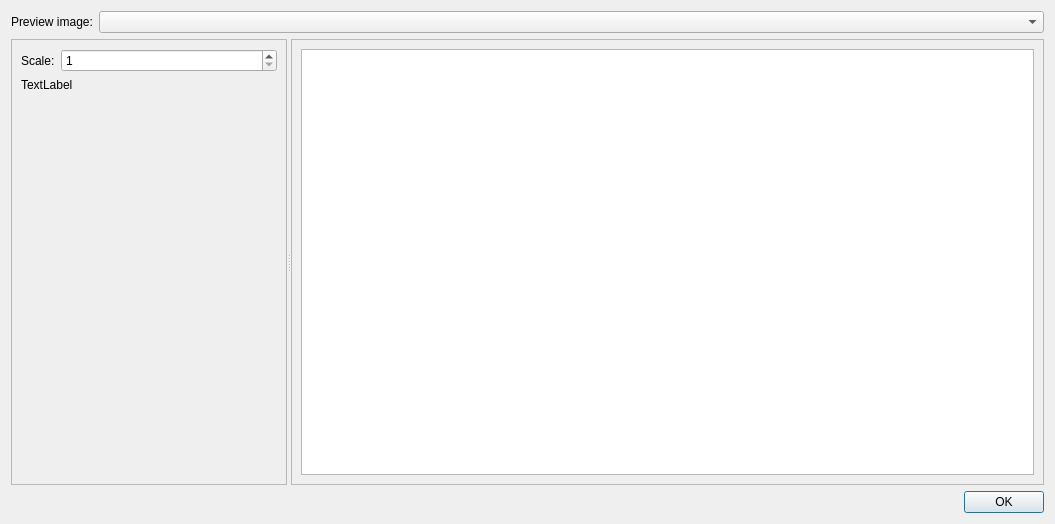
First picture: the form in controls/setup/dialogpreview.ui, repository riuson/lcd-image-converter, before the edit.
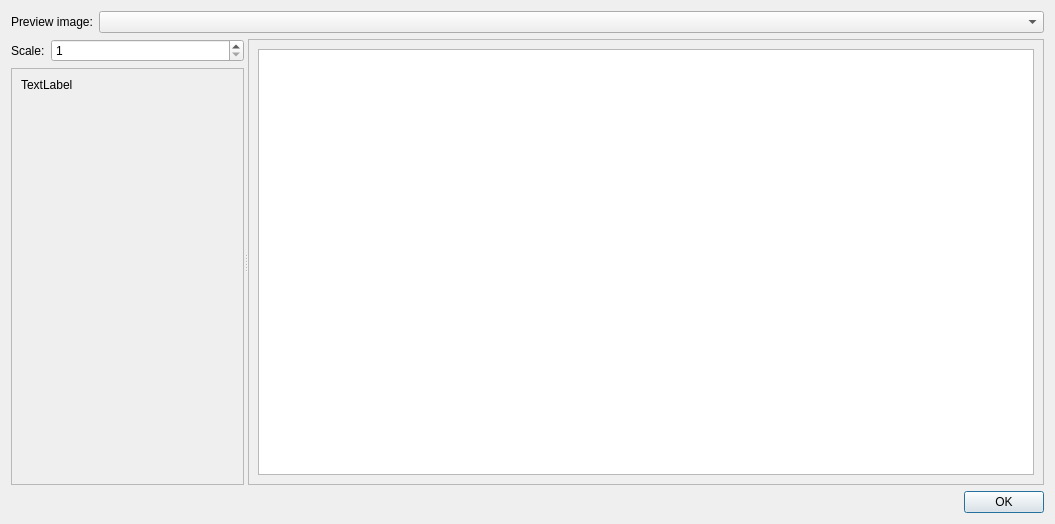
Second picture: the form after the edit.

Patch:
```diff
--- a/controls/setup/dialogpreview.ui
+++ b/controls/setup/dialogpreview.ui
@@ -13,7 +13,7 @@
   <property name="windowTitle">
    <string>Preview</string>
   </property>
-  <layout class="QVBoxLayout" name="verticalLayout">
+  <layout class="QVBoxLayout" name="verticalLayout_3">
    <item>
     <layout class="QHBoxLayout" name="horizontalLayout">
      <item>
@@ -46,23 +46,8 @@
      <property name="orientation">
       <enum>Qt::Horizontal</enum>
      </property>
-     <property name="childrenCollapsible">
-      <bool>false</bool>
-     </property>
-     <widget class="QScrollArea" name="scrollArea">
-      <property name="widgetResizable">
-       <bool>true</bool>
-      </property>
-      <widget class="QWidget" name="scrollAreaWidgetContents">
-       <property name="geometry">
-        <rect>
-         <x>0</x>
-         <y>0</y>
-         <width>197</width>
-         <height>447</height>
-        </rect>
-       </property>
-       <layout class="QVBoxLayout" name="verticalLayout_2">
+     <widget class="QWidget" name="">
+      <layout class="QVBoxLayout" name="verticalLayout">
         <item>
          <layout class="QHBoxLayout" name="horizontalLayout_2">
           <item>
@@ -97,6 +82,21 @@
          </layout>
         </item>
         <item>
+        <widget class="QScrollArea" name="scrollArea">
+         <property name="widgetResizable">
+          <bool>true</bool>
+         </property>
+         <widget class="QWidget" name="scrollAreaWidgetContents">
+          <property name="geometry">
+           <rect>
+            <x>0</x>
+            <y>0</y>
+            <width>262</width>
+            <height>417</height>
+           </rect>
+          </property>
+          <layout class="QVBoxLayout" name="verticalLayout_2">
+           <item>
          <widget class="QLabel" name="labelPreview">
           <property name="sizePolicy">
            <sizepolicy hsizetype="Preferred" vsizetype="Expanding">
@@ -115,6 +115,9 @@
        </layout>
       </widget>
      </widget>
+       </item>
+      </layout>
+     </widget>
      <widget class="QScrollArea" name="scrollArea_2">
       <property name="widgetResizable">
        <bool>true</bool>
@@ -124,7 +127,7 @@
         <rect>
          <x>0</x>
          <y>0</y>
-         <width>831</width>
+         <width>764</width>
          <height>447</height>
         </rect>
        </property>
```
Left out of the diff: 6 changed lines with no effect on the pictures. Lines whose indentation alone changed are shown as unchanged.
